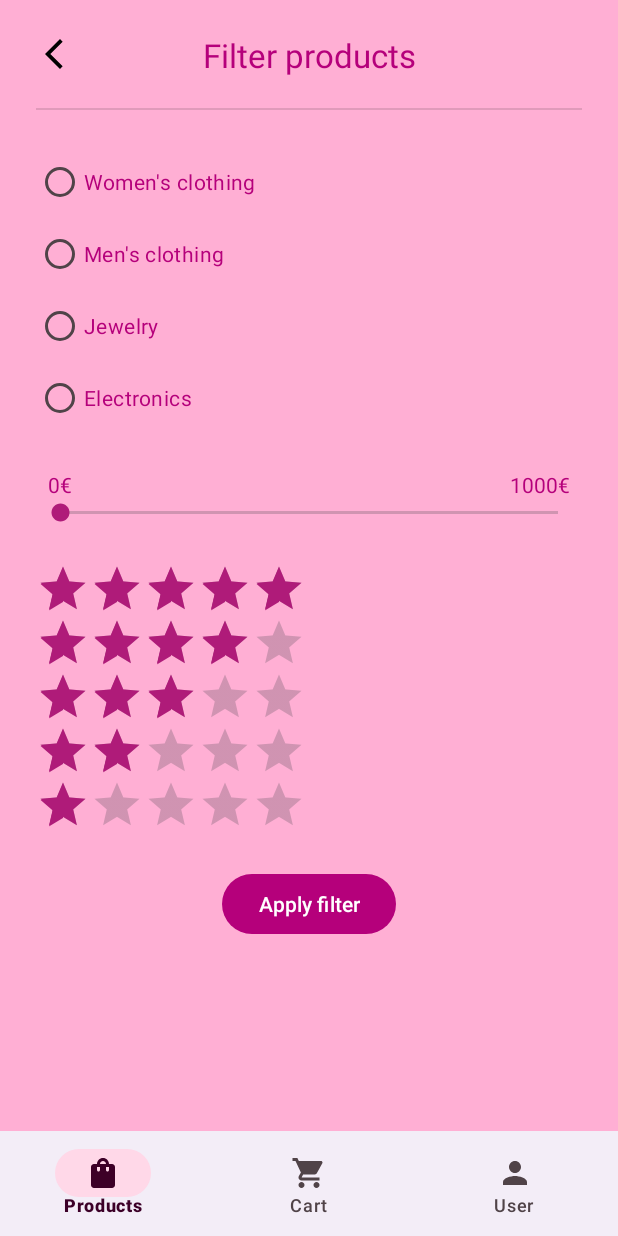
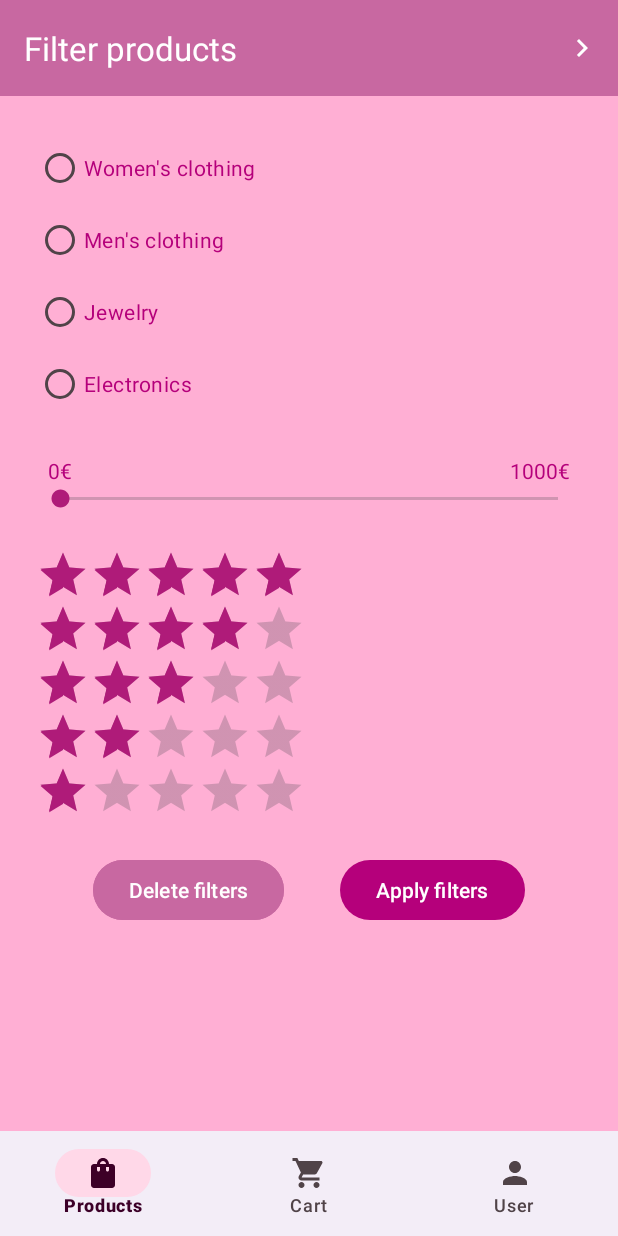
Before and after one commit to Juanma-Gutierrez/Snap-shop, an Android app: the FilterFragment screen opened through its navigation route, on a phone screen of 412 x 824 dp. Run offline under Robolectric (Android 15) with nearby library versions, the light colour scheme and no system bars; our stand-ins replace Dagger/Hilt's generated code, Room's generated code; network calls fail; pictures from the network do not load; 1 statement that could not run was skipped.

Commit message:
Fix product_list toolbar

```diff
--- a/app/src/main/java/com/juanma_gutierrez/snapshop/ui/filter/FilterFragment.kt
+++ b/app/src/main/java/com/juanma_gutierrez/snapshop/ui/filter/FilterFragment.kt
@@ -5,9 +5,15 @@ import androidx.fragment.app.Fragment
 import android.view.LayoutInflater
 import android.view.View
 import android.view.ViewGroup
+import androidx.navigation.Navigation
+import androidx.navigation.fragment.findNavController
 import com.juanma_gutierrez.snapshop.R
+import com.juanma_gutierrez.snapshop.databinding.FragmentCartBinding
+import com.juanma_gutierrez.snapshop.databinding.FragmentFilterBinding
+import com.juanma_gutierrez.snapshop.databinding.FragmentProductListBinding
 
 class FilterFragment : Fragment() {
+    private lateinit var binding: FragmentFilterBinding
 
     override fun onCreate(savedInstanceState: Bundle?) {
         super.onCreate(savedInstanceState)
@@ -17,8 +23,20 @@ class FilterFragment : Fragment() {
         inflater: LayoutInflater, container: ViewGroup?,
         savedInstanceState: Bundle?
     ): View? {
-        // Inflate the layout for this fragment
-        return inflater.inflate(R.layout.fragment_filter, container, false)
+        binding = FragmentFilterBinding.inflate(inflater, container, false)
+        return binding.root
     }
 
+    override fun onViewCreated(view: View, savedInstanceState: Bundle?) {
+        super.onViewCreated(view, savedInstanceState)
+        binding.tbFrFilterTopBar?.setOnMenuItemClickListener {
+            when (it.itemId) {
+                R.id.it_menuFilter_back -> {
+                    Navigation.findNavController(view).navigate(R.id.action_filterFragment_to_productListFragment)
+                    true
+                }
+                else -> false
+            }
+        }
+    }
 }
--- a/app/src/main/java/com/juanma_gutierrez/snapshop/ui/products/ProductListFragment.kt
+++ b/app/src/main/java/com/juanma_gutierrez/snapshop/ui/products/ProductListFragment.kt
@@ -60,12 +60,10 @@ class ProductListFragment @Inject constructor() : Fragment() {
         }
 
         viewLifecycleOwner.lifecycleScope.launch {
-            binding.llIsLoading.visibility = VISIBLE
             repeatOnLifecycle(Lifecycle.State.STARTED) {
                 viewModel.productsList.collect {
                     val adapter = ProductAdapter(it, ::onDetail, cartSvc)
                     binding.rvFragmentProductList.adapter = adapter
-                    binding.llIsLoading.visibility = View.GONE
                 }
             }
         }
--- /dev/null
+++ b/app/src/main/res/drawable/baseline_keyboard_arrow_right_24.xml
@@ -0,0 +1,5 @@
+<vector android:autoMirrored="true" android:height="24dp"
+    android:tint="#FFFFFF" android:viewportHeight="24"
+    android:viewportWidth="24" android:width="24dp" xmlns:android="http://schemas.android.com/apk/res/android">
+    <path android:fillColor="@android:color/white" android:pathData="M8.59,16.59L13.17,12 8.59,7.41 10,6l6,6 -6,6 -1.41,-1.41z"/>
+</vector>
--- a/app/src/main/res/drawable/baseline_tune_24.xml
+++ b/app/src/main/res/drawable/baseline_tune_24.xml
@@ -1,4 +1,4 @@
-<vector android:height="48dp" android:tint="#000000"
+<vector android:height="48dp" android:tint="#FFFFFF"
     android:viewportHeight="24" android:viewportWidth="24"
     android:width="48dp" xmlns:android="http://schemas.android.com/apk/res/android">
     <path android:fillColor="@android:color/white" android:pathData="M3,17v2h6v-2L3,17zM3,5v2h10L13,5L3,5zM13,21v-2h8v-2h-8v-2h-2v6h2zM7,9v2L3,11v2h4v2h2L9,9L7,9zM21,13v-2L11,11v2h10zM15,9h2L17,7h4L21,5h-4L17,3h-2v6z"/>
--- a/app/src/main/res/layout-land/fragment_product_detail.xml
+++ b/app/src/main/res/layout-land/fragment_product_detail.xml
@@ -14,7 +14,7 @@
         android:icon="@drawable/baseline_share_24"
         android:iconTint="@color/white"
         android:title="@string/share"
-        app:menu="@menu/top_product_detail_toolbar"
+        app:menu="@menu/product_detail_menu"
         app:showAsAction="always" />
 
     <androidx.core.widget.NestedScrollView
--- a/app/src/main/res/layout-land/fragment_product_list.xml
+++ b/app/src/main/res/layout-land/fragment_product_list.xml
@@ -14,7 +14,7 @@
         android:icon="@drawable/baseline_share_24"
         android:iconTint="@color/white"
         android:title="@string/share"
-        app:menu="@menu/top_product_list_toolbar"
+        app:menu="@menu/product_list_menu"
         app:showAsAction="always" />
 
     <androidx.recyclerview.widget.RecyclerView
--- a/app/src/main/res/layout/fragment_filter.xml
+++ b/app/src/main/res/layout/fragment_filter.xml
@@ -7,43 +7,36 @@
     android:background="@color/md_theme_light_inversePrimary"
     tools:context=".ui.filter.FilterFragment">
 
+    <LinearLayout
+        android:layout_width="match_parent"
+        android:layout_height="match_parent"
+        android:orientation="vertical">
+
+        <com.google.android.material.appbar.AppBarLayout
+            android:id="@+id/tb_frFilter_topBar_container"
+            android:layout_width="match_parent"
+            android:layout_height="wrap_content">
+
+            <com.google.android.material.appbar.MaterialToolbar
+                android:id="@+id/tb_frFilter_topBar"
+                android:layout_width="match_parent"
+                android:layout_height="wrap_content"
+                android:background="@color/md_theme_light_tertiary"
+                app:layout_constraintEnd_toEndOf="parent"
+                app:layout_constraintHorizontal_bias="0.5"
+                app:layout_constraintStart_toStartOf="parent"
+                app:layout_constraintTop_toTopOf="parent"
+                app:menu="@menu/filter_menu"
+                app:minHeight="?attr/actionBarSize"
+                app:showAsAction="always"
+                app:title="@string/filter"
+                app:titleTextColor="@color/white" />
+        </com.google.android.material.appbar.AppBarLayout>
+
         <androidx.constraintlayout.widget.ConstraintLayout
             android:layout_width="match_parent"
             android:layout_height="match_parent"
             android:padding="@dimen/margin_max">
-
-        <com.google.android.material.imageview.ShapeableImageView
-            android:id="@+id/imageButton"
-            android:layout_width="wrap_content"
-            android:layout_height="wrap_content"
-            android:src="@drawable/baseline_arrow_back_ios_new_24"
-            app:layout_constraintStart_toStartOf="parent"
-            app:layout_constraintTop_toTopOf="parent" />
-
-        <com.google.android.material.textview.MaterialTextView
-            android:id="@+id/materialTextView"
-            style="@style/TextAppearance.Material3.TitleLarge"
-            android:layout_width="wrap_content"
-            android:layout_height="wrap_content"
-            android:text="@string/filter"
-            android:textColor="@color/md_theme_light_primary"
-            app:layout_constraintBottom_toBottomOf="@+id/imageButton"
-            app:layout_constraintEnd_toEndOf="parent"
-            app:layout_constraintStart_toStartOf="parent"
-            app:layout_constraintTop_toTopOf="@+id/imageButton"
-            tools:text="Filtro" />
-
-        <View
-            android:id="@+id/vi_frFilter_divider"
-            android:layout_width="409dp"
-            android:layout_height="1dp"
-            android:layout_marginVertical="@dimen/margin_max"
-            android:background="?android:attr/listDivider"
-            app:layout_constraintEnd_toEndOf="parent"
-            app:layout_constraintHorizontal_bias="0.5"
-            app:layout_constraintStart_toStartOf="parent"
-            app:layout_constraintTop_toBottomOf="@+id/imageButton" />
-
 
             <RadioGroup
                 android:id="@+id/rg_frFilter_category_group"
@@ -51,7 +44,7 @@
                 android:layout_height="wrap_content"
                 android:layout_marginVertical="@dimen/margin_max"
                 app:layout_constraintStart_toStartOf="parent"
-            app:layout_constraintTop_toBottomOf="@+id/vi_frFilter_divider">
+                app:layout_constraintTop_toBottomOf="@+id/tb_frFilter_topBar">
 
                 <com.google.android.material.radiobutton.MaterialRadioButton
                     android:id="@+id/rb_frFilter_womans"
@@ -229,20 +222,33 @@
                 app:layout_constraintStart_toEndOf="@+id/rb_frFilter_1stars"
                 app:layout_constraintTop_toTopOf="@+id/rb_frFilter_1stars" />
 
+            <com.google.android.material.button.MaterialButton
+                android:id="@+id/bt_frFilter_resetFilterButton"
+                android:layout_width="wrap_content"
+                android:layout_height="wrap_content"
+                android:layout_marginTop="@dimen/margin_max"
+                android:backgroundTint="@color/md_theme_light_tertiary"
+                android:text="@string/delete_filters"
+                app:layout_constraintEnd_toStartOf="@+id/bt_frFilter_applyButton"
+                app:layout_constraintHorizontal_bias="0.5"
+                app:layout_constraintStart_toStartOf="parent"
+                app:layout_constraintTop_toBottomOf="@+id/rb_frFilter_1stars"
+                tools:text="Borrar filtros" />
 
-        <Button
+            <com.google.android.material.button.MaterialButton
                 android:id="@+id/bt_frFilter_applyButton"
                 android:layout_width="wrap_content"
                 android:layout_height="wrap_content"
-            android:layout_marginTop="@dimen/margin_max"
                 android:text="@string/apply_filter"
+                app:layout_constraintBottom_toBottomOf="@+id/bt_frFilter_resetFilterButton"
                 app:layout_constraintEnd_toEndOf="parent"
                 app:layout_constraintHorizontal_bias="0.5"
-            app:layout_constraintStart_toStartOf="parent"
-            app:layout_constraintTop_toBottomOf="@+id/rb_frFilter_1stars"
-            tools:text="Aplicar filtro" />
-
+                app:layout_constraintStart_toEndOf="@+id/bt_frFilter_resetFilterButton"
+                app:layout_constraintTop_toTopOf="@+id/bt_frFilter_resetFilterButton"
+                app:layout_constraintVertical_bias="0.0"
+                tools:text="Aplicar filtros" />
 
         </androidx.constraintlayout.widget.ConstraintLayout>
 
+    </LinearLayout>
 </FrameLayout>
--- a/app/src/main/res/layout/fragment_product_detail.xml
+++ b/app/src/main/res/layout/fragment_product_detail.xml
@@ -14,7 +14,7 @@
         android:icon="@drawable/baseline_share_24"
         android:iconTint="@color/white"
         android:title="@string/share"
-        app:menu="@menu/top_product_detail_toolbar"
+        app:menu="@menu/product_detail_menu"
         app:showAsAction="always" />
 
     <androidx.core.widget.NestedScrollView
--- /dev/null
+++ b/app/src/main/res/menu/filter_menu.xml
@@ -0,0 +1,12 @@
+<?xml version="1.0" encoding="utf-8"?>
+<menu xmlns:android="http://schemas.android.com/apk/res/android"
+    xmlns:app="http://schemas.android.com/apk/res-auto">
+
+    <item
+        android:id="@+id/it_menuFilter_back"
+        android:icon="@drawable/baseline_keyboard_arrow_right_24"
+        android:iconTint="@color/white"
+        android:title="@string/filter"
+        app:showAsAction="always" />
+
+</menu>
--- a/app/src/main/res/navigation/main_navigation.xml
+++ b/app/src/main/res/navigation/main_navigation.xml
@@ -13,22 +13,24 @@
         <action
             android:id="@+id/action_productListFragment_to_productDetailFragment"
             app:destination="@id/productDetailFragment"
-
             app:enterAnim="@anim/slide_in_bottom"
             app:exitAnim="@anim/slide_out_top"
             app:popEnterAnim="@anim/slide_in_top"
-            app:popExitAnim="@anim/slide_out_bottom"/>
+            app:popExitAnim="@anim/slide_out_bottom" />
         <action
             android:id="@+id/action_productListFragment_to_filterFragment"
-            app:destination="@id/filterFragment" />
+            app:destination="@id/filterFragment"
+            app:enterAnim="@anim/slide_in_right"
+            app:exitAnim="@anim/slide_out_left"
+            app:popEnterAnim="@anim/slide_in_left"
+            app:popExitAnim="@anim/slide_out_right" />
 
     </fragment>
     <fragment
         android:id="@+id/productDetailFragment"
         android:name="com.juanma_gutierrez.snapshop.ui.products.ProductDetailFragment"
         android:label="fragment_product_detail"
-        tools:layout="@layout/fragment_product_detail"
-        >
+        tools:layout="@layout/fragment_product_detail">
         <argument
             android:name="product"
             app:argType="com.juanma_gutierrez.snapshop.data.repository.Product" />
@@ -47,5 +49,13 @@
         android:id="@+id/filterFragment"
         android:name="com.juanma_gutierrez.snapshop.ui.filter.FilterFragment"
         android:label="fragment_filter"
-        tools:layout="@layout/fragment_filter" />
+        tools:layout="@layout/fragment_filter">
+        <action
+            android:id="@+id/action_filterFragment_to_productListFragment"
+            app:destination="@id/productListFragment"
+            app:enterAnim="@anim/slide_in_left"
+            app:exitAnim="@anim/slide_out_right"
+            app:popEnterAnim="@anim/slide_in_right"
+            app:popExitAnim="@anim/slide_out_left"/>
+    </fragment>
 </navigation>
--- a/app/src/main/res/values/colors.xml
+++ b/app/src/main/res/values/colors.xml
@@ -13,7 +13,7 @@
     <color name="md_theme_light_onSecondary">#FFFFFF</color>
     <color name="md_theme_light_secondaryContainer">#FFD8E8</color>
     <color name="md_theme_light_onSecondaryContainer">#3D0027</color>
-    <color name="md_theme_light_tertiary">#A03474</color>
+    <color name="md_theme_light_tertiary">#C868A1</color>
     <color name="md_theme_light_onTertiary">#FFFFFF</color>
     <color name="md_theme_light_tertiaryContainer">#FFD8E8</color>
     <color name="md_theme_light_onTertiaryContainer">#3D0027</color>
--- a/app/src/main/res/values/strings.xml
+++ b/app/src/main/res/values/strings.xml
@@ -27,6 +27,7 @@
     <string name="filter">Filter products</string>
     <string name="share_text">Look  what I found: %1s %2s %3s</string>
     <!-- TODO: Remove or change this placeholder text -->
-    <string name="apply_filter">Apply filter</string>
+    <string name="apply_filter">Apply filters</string>
+    <string name="delete_filters">Delete filters</string>
     <!-- TODO: Remove or change this placeholder text -->
 </resources>
```
Also changed, not shown: app/src/main/res/layout/fragment_product_list.xml (+34 -20 lines), app/src/main/res/menu/product_detail_menu.xml (renamed from app/src/main/res/menu/top_product_detail_toolbar.xml), app/src/main/res/menu/product_list_menu.xml (renamed from app/src/main/res/menu/top_product_list_toolbar.xml), 2 other files. Lines whose indentation alone changed are shown as unchanged.
